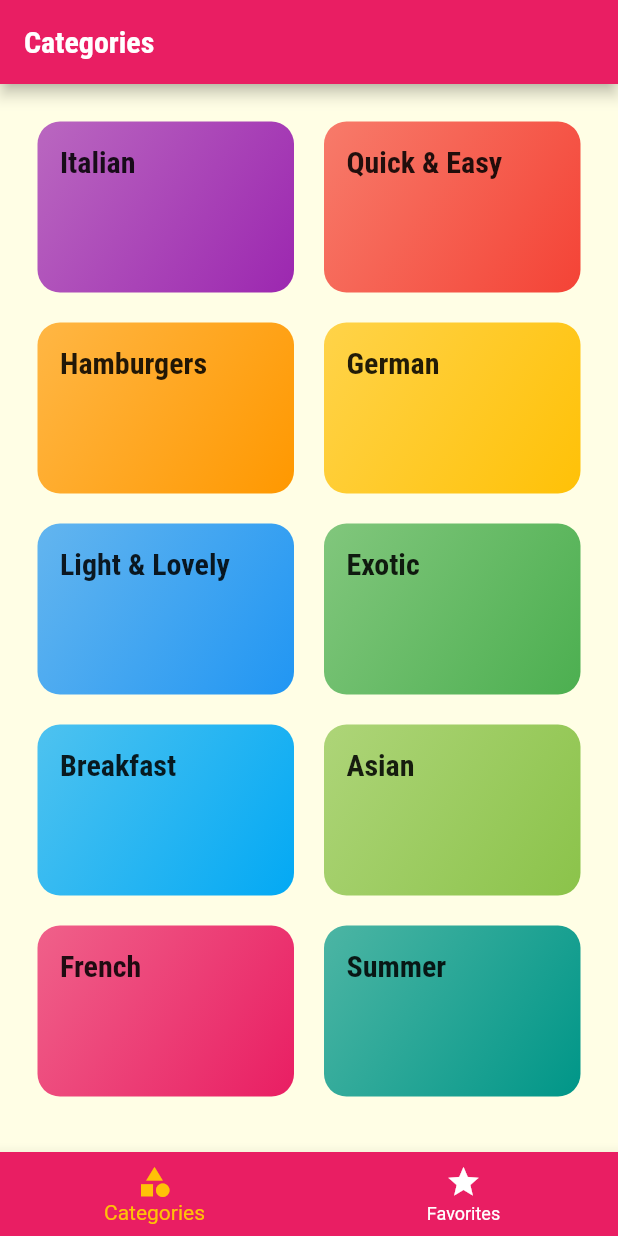
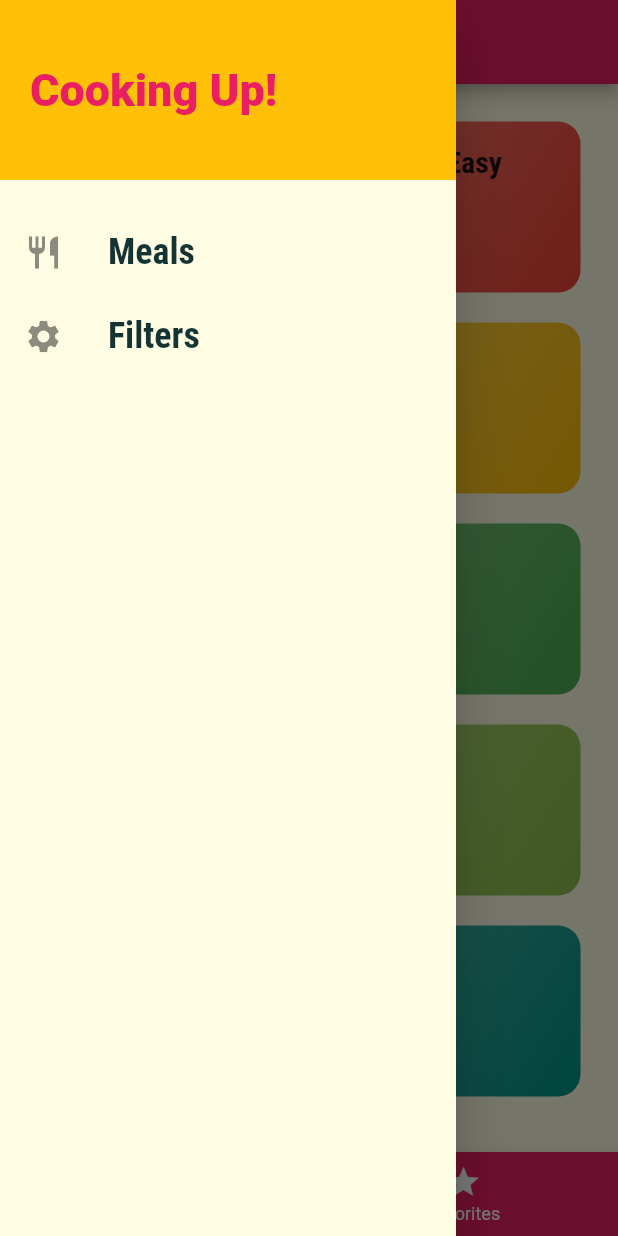
Before and after one commit to imedvesan/Meals, a Flutter app: the screen it shows after launch, with the side drawer open (before the commit the screen has no drawer), on a phone screen of 412 x 824 dp. Run offline on Flutter 3.47's test engine with Material 2 defaults, Android fonts, the phone set to English and light mode, and no system bars; Roboto replaces fonts that are missing (Railway).

Commit message:
adding a custom drawer

```diff
--- a/lib/screens/tabs_screen.dart
+++ b/lib/screens/tabs_screen.dart
@@ -1,4 +1,6 @@
 import 'package:flutter/material.dart';
+
+import '../widgets/main_drawer.dart';
 import './favorites_screen.dart';
 import './categories_screen.dart';
 
@@ -27,6 +29,7 @@ class _TabsScreenState extends State<TabsScreen> {
       appBar: AppBar(
         title: Text(_pages[_selectedPageIndex]['title']),
       ),
+      drawer: MainDrawer(),
       body: _pages[_selectedPageIndex]['page'],
       bottomNavigationBar: BottomNavigationBar(
         onTap: _selectPage,
--- /dev/null
+++ b/lib/widgets/main_drawer.dart
@@ -0,0 +1,45 @@
+import 'package:flutter/cupertino.dart';
+import 'package:flutter/material.dart';
+
+class MainDrawer extends StatelessWidget {
+  Widget buildListTile(String title, IconData icon) {
+    return ListTile(
+      leading: Icon(icon, size: 26),
+      title: Text(
+        title,
+        style: TextStyle(
+            fontFamily: 'RobotoCondensed',
+            fontSize: 24,
+            fontWeight: FontWeight.bold),
+      ),
+      onTap: () {},
+    );
+  }
+
+  @override
+  Widget build(BuildContext context) {
+    return Drawer(
+      child: Column(
+        children: [
+          Container(
+            height: 120,
+            width: double.infinity,
+            padding: EdgeInsets.all(20),
+            alignment: Alignment.centerLeft,
+            color: Theme.of(context).accentColor,
+            child: Text(
+              'Cooking Up!',
+              style: TextStyle(
+                  fontWeight: FontWeight.w900,
+                  fontSize: 30,
+                  color: Theme.of(context).primaryColor),
+            ),
+          ),
+          SizedBox(height: 20),
+          buildListTile('Meals', Icons.restaurant),
+          buildListTile('Filters', Icons.settings)
+        ],
+      ),
+    );
+  }
+}
```
